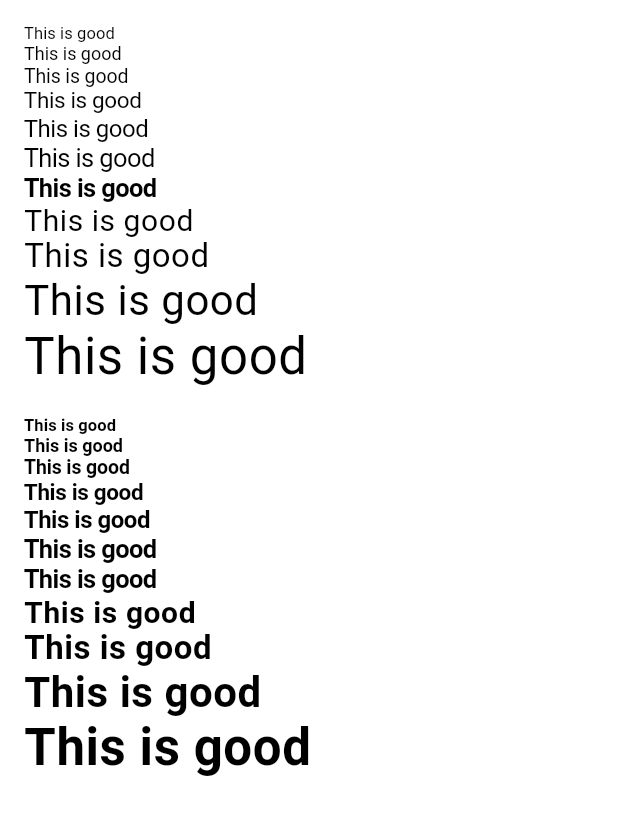
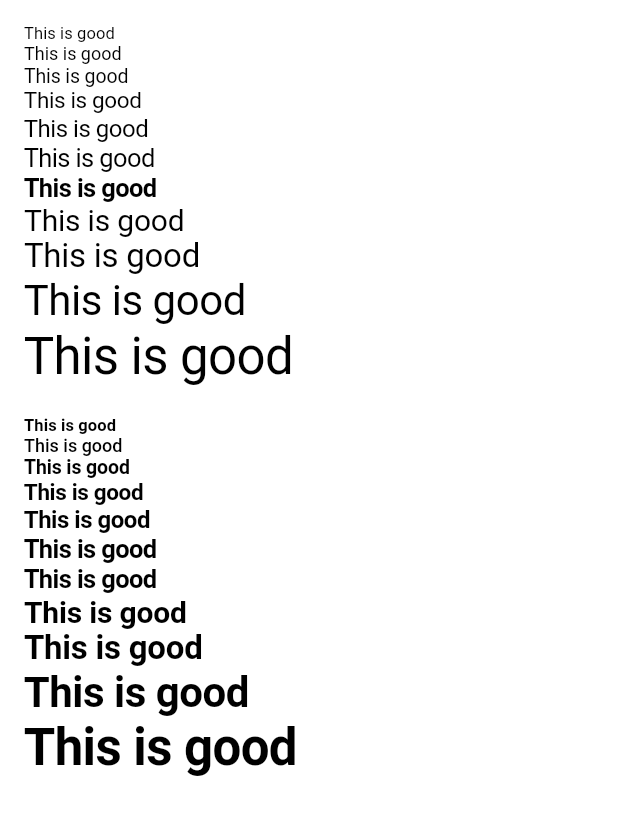
Before and after one commit to InvolveDigital/flutter_involve_text_styles, a Flutter app: the screen it shows after launch, on a phone screen of 412 x 824 dp. Shown: the top 815 px of the screen. Run offline on Flutter 3.47's test engine with Material 2 defaults, Android fonts, the phone set to English and light mode, and no system bars.

Commit message:
update text styles

```diff
--- a/example/lib/main.dart
+++ b/example/lib/main.dart
@@ -39,17 +39,17 @@ class InvolveTextStyles extends StatelessWidget {
               Text('This is good', style: TextStyle().title1),
               Text('This is good', style: TextStyle().largeTitle),
               SizedBox(height: 20),
-              Text('This is good', style: TextStyle().caption2.bold),
-              Text('This is good', style: TextStyle().caption1.bold),
-              Text('This is good', style: TextStyle().footnote.bold),
-              Text('This is good', style: TextStyle().subheadline.bold),
-              Text('This is good', style: TextStyle().callout.bold),
-              Text('This is good', style: TextStyle().body.bold),
-              Text('This is good', style: TextStyle().headline.bold),
-              Text('This is good', style: TextStyle().title3.bold),
-              Text('This is good', style: TextStyle().title2.bold),
-              Text('This is good', style: TextStyle().title1.bold),
-              Text('This is good', style: TextStyle().largeTitle.bold),
+              Text('This is good', style: TextStyle().boldCaption2),
+              Text('This is good', style: TextStyle().boldCaption1),
+              Text('This is good', style: TextStyle().boldFootnote),
+              Text('This is good', style: TextStyle().boldSubheadline),
+              Text('This is good', style: TextStyle().boldCallout),
+              Text('This is good', style: TextStyle().boldBody),
+              Text('This is good', style: TextStyle().boldHeadline),
+              Text('This is good', style: TextStyle().boldTitle3),
+              Text('This is good', style: TextStyle().boldTitle2),
+              Text('This is good', style: TextStyle().boldTitle1),
+              Text('This is good', style: TextStyle().boldLargeTitle),
             ],
           ),
         ),
```
Also changed, not shown: lib/involve_text_styles.dart (+8 -8 lines), 1 other file.
